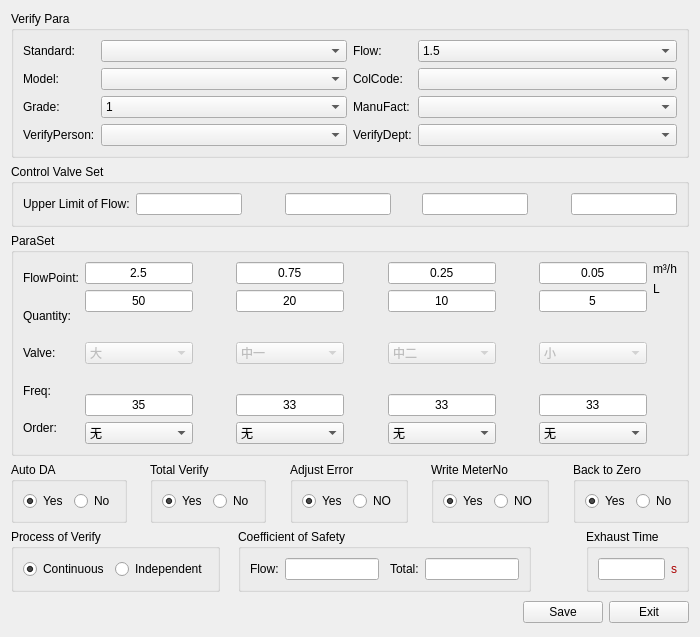
Old version of the form source/datatest/datatestdlg/ui/parasetdlg.ui in the repository flimmy78/qtverify.
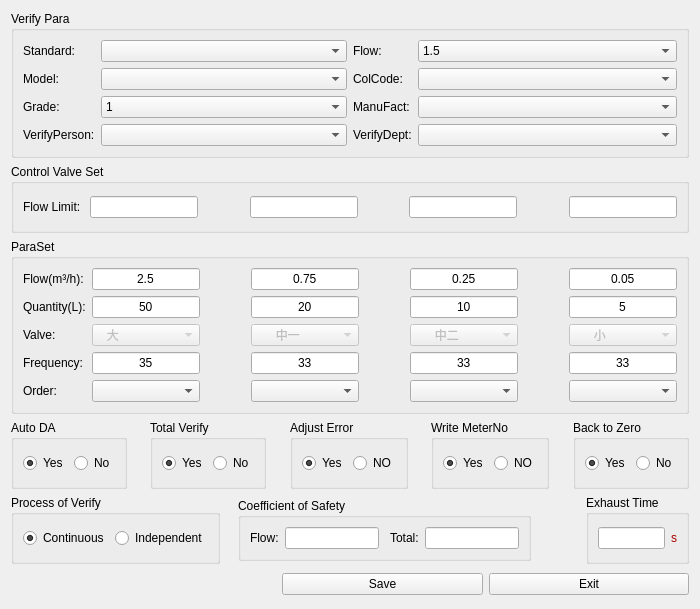
New version of the form. Icons and pictures are not drawn. Custom widgets are drawn as their Qt base class.

```diff
--- a/source/datatest/datatestdlg/ui/parasetdlg.ui
+++ b/source/datatest/datatestdlg/ui/parasetdlg.ui
@@ -7,14 +7,14 @@
     <x>0</x>
     <y>0</y>
     <width>700</width>
-    <height>637</height>
+    <height>609</height>
    </rect>
   </property>
   <property name="windowTitle">
    <string>ParaSet</string>
   </property>
   <layout class="QGridLayout" name="gridLayout_6">
-   <item row="0" column="0">
+   <item row="0" column="0" colspan="3">
     <widget class="QGroupBox" name="gBox_Head">
      <property name="title">
       <string>Verify Para</string>
@@ -191,25 +191,33 @@
      </layout>
     </widget>
    </item>
-   <item row="1" column="0">
+   <item row="1" column="0" colspan="3">
     <widget class="QGroupBox" name="gBox_UpperFlowLmt">
      <property name="title">
       <string>Control Valve Set</string>
      </property>
-     <layout class="QGridLayout" name="gridLayout_8">
+     <layout class="QGridLayout" name="gridLayout_7">
       <item row="0" column="0">
-       <layout class="QHBoxLayout" name="horizontalLayout_3">
-        <item>
          <widget class="QLabel" name="label_11">
           <property name="text">
-           <string>Upper Limit of Flow:</string>
+         <string>Flow Limit: </string>
           </property>
          </widget>
         </item>
-        <item>
-         <widget class="QLineEdit" name="lineEdit_Upper_1"/>
-        </item>
-        <item>
+      <item row="0" column="1">
+       <widget class="QLineEdit" name="lineEdit_Upper_1">
+        <property name="sizePolicy">
+         <sizepolicy hsizetype="Expanding" vsizetype="Fixed">
+          <horstretch>0</horstretch>
+          <verstretch>0</verstretch>
+         </sizepolicy>
+        </property>
+        <property name="alignment">
+         <set>Qt::AlignCenter</set>
+        </property>
+       </widget>
+      </item>
+      <item row="0" column="2">
          <spacer name="horizontalSpacer_3">
           <property name="orientation">
            <enum>Qt::Horizontal</enum>
@@ -222,8 +230,14 @@
           </property>
          </spacer>
         </item>
-        <item>
+      <item row="0" column="3">
          <widget class="QLineEdit" name="lineEdit_Upper_2">
+        <property name="sizePolicy">
+         <sizepolicy hsizetype="Expanding" vsizetype="Fixed">
+          <horstretch>0</horstretch>
+          <verstretch>0</verstretch>
+         </sizepolicy>
+        </property>
           <property name="palette">
            <palette>
             <active>
@@ -261,9 +275,12 @@
             </disabled>
            </palette>
           </property>
-         </widget>
-        </item>
-        <item>
+        <property name="alignment">
+         <set>Qt::AlignCenter</set>
+        </property>
+       </widget>
+      </item>
+      <item row="0" column="4">
          <spacer name="horizontalSpacer_4">
           <property name="orientation">
            <enum>Qt::Horizontal</enum>
@@ -276,10 +293,20 @@
           </property>
          </spacer>
         </item>
-        <item>
-         <widget class="QLineEdit" name="lineEdit_Upper_3"/>
-        </item>
-        <item>
+      <item row="0" column="5">
+       <widget class="QLineEdit" name="lineEdit_Upper_3">
+        <property name="sizePolicy">
+         <sizepolicy hsizetype="Expanding" vsizetype="Fixed">
+          <horstretch>0</horstretch>
+          <verstretch>0</verstretch>
+         </sizepolicy>
+        </property>
+        <property name="alignment">
+         <set>Qt::AlignCenter</set>
+        </property>
+       </widget>
+      </item>
+      <item row="0" column="6">
          <spacer name="horizontalSpacer_5">
           <property name="orientation">
            <enum>Qt::Horizontal</enum>
@@ -292,15 +319,23 @@
           </property>
          </spacer>
         </item>
-        <item>
-         <widget class="QLineEdit" name="lineEdit_Upper_4"/>
-        </item>
-       </layout>
-      </item>
-     </layout>
+      <item row="0" column="7">
+       <widget class="QLineEdit" name="lineEdit_Upper_4">
+        <property name="sizePolicy">
+         <sizepolicy hsizetype="Expanding" vsizetype="Fixed">
+          <horstretch>0</horstretch>
+          <verstretch>0</verstretch>
+         </sizepolicy>
+        </property>
+        <property name="alignment">
+         <set>Qt::AlignCenter</set>
+        </property>
+       </widget>
+      </item>
+     </layout>
     </widget>
    </item>
-   <item row="2" column="0">
+   <item row="2" column="0" colspan="3">
     <widget class="QGroupBox" name="gBox_FlowPnt">
      <property name="title">
       <string>ParaSet</string>
@@ -311,7 +346,7 @@
         <item row="0" column="0">
          <widget class="QLabel" name="label_12">
           <property name="text">
-           <string>FlowPoint:</string>
+           <string>Flow(m³/h):</string>
           </property>
          </widget>
         </item>
@@ -508,7 +543,7 @@
             </property>
             <item>
              <property name="text">
-              <string>大</string>
+              <string>   大</string>
              </property>
              <property name="icon">
               <iconset>
@@ -517,17 +552,17 @@
             </item>
             <item>
              <property name="text">
-              <string>中一</string>
+              <string>      中一</string>
              </property>
             </item>
             <item>
              <property name="text">
-              <string>中二</string>
+              <string>      中二</string>
              </property>
             </item>
             <item>
              <property name="text">
-              <string>小</string>
+              <string>      小</string>
              </property>
             </item>
            </widget>
@@ -581,7 +616,7 @@
             </property>
             <item>
              <property name="text">
-              <string>大</string>
+              <string>   大</string>
              </property>
              <property name="icon">
               <iconset>
@@ -590,17 +625,17 @@
             </item>
             <item>
              <property name="text">
-              <string>中一</string>
+              <string>      中一</string>
              </property>
             </item>
             <item>
              <property name="text">
-              <string>中二</string>
+              <string>      中二</string>
              </property>
             </item>
             <item>
              <property name="text">
-              <string>小</string>
+              <string>      小</string>
              </property>
             </item>
            </widget>
@@ -654,7 +689,7 @@
             </property>
             <item>
              <property name="text">
-              <string>大</string>
+              <string>   大</string>
              </property>
              <property name="icon">
               <iconset>
@@ -663,17 +698,17 @@
             </item>
             <item>
              <property name="text">
-              <string>中一</string>
+              <string>      中一</string>
              </property>
             </item>
             <item>
              <property name="text">
-              <string>中二</string>
+              <string>      中二</string>
              </property>
             </item>
             <item>
              <property name="text">
-              <string>小</string>
+              <string>      小</string>
              </property>
             </item>
            </widget>
@@ -727,7 +762,7 @@
             </property>
             <item>
              <property name="text">
-              <string>大</string>
+              <string>   大</string>
              </property>
              <property name="icon">
               <iconset>
@@ -736,17 +771,17 @@
             </item>
             <item>
              <property name="text">
-              <string>中一</string>
+              <string>      中一</string>
              </property>
             </item>
             <item>
              <property name="text">
-              <string>中二</string>
+              <string>      中二</string>
              </property>
             </item>
             <item>
              <property name="text">
-              <string>小</string>
+              <string>      小</string>
              </property>
             </item>
            </widget>
@@ -860,7 +895,7 @@
             </property>
             <item>
              <property name="text">
-              <string>无</string>
+              <string/>
              </property>
              <property name="icon">
               <iconset>
@@ -869,22 +904,22 @@
             </item>
             <item>
              <property name="text">
-              <string>      1</string>
+              <string>       1</string>
              </property>
             </item>
             <item>
              <property name="text">
-              <string>      2</string>
+              <string>       2</string>
              </property>
             </item>
             <item>
              <property name="text">
-              <string>      3</string>
+              <string>       3</string>
              </property>
             </item>
             <item>
              <property name="text">
-              <string>      4</string>
+              <string>       4</string>
              </property>
             </item>
            </widget>
@@ -915,7 +950,7 @@
             </property>
             <item>
              <property name="text">
-              <string>无</string>
+              <string/>
              </property>
              <property name="icon">
               <iconset>
@@ -924,22 +959,22 @@
             </item>
             <item>
              <property name="text">
-              <string>      1</string>
+              <string>       1</string>
              </property>
             </item>
             <item>
              <property name="text">
-              <string>      2</string>
+              <string>       2</string>
              </property>
             </item>
             <item>
              <property name="text">
-              <string>      3</string>
+              <string>       3</string>
              </property>
             </item>
             <item>
              <property name="text">
-              <string>      4</string>
+              <string>       4</string>
              </property>
             </item>
            </widget>
@@ -970,7 +1005,7 @@
             </property>
             <item>
              <property name="text">
-              <string>无</string>
+              <string/>
              </property>
              <property name="icon">
               <iconset>
@@ -979,22 +1014,22 @@
             </item>
             <item>
              <property name="text">
-              <string>      1</string>
+              <string>       1</string>
              </property>
             </item>
             <item>
              <property name="text">
-              <string>      2</string>
+              <string>       2</string>
              </property>
             </item>
             <item>
              <property name="text">
-              <string>      3</string>
+              <string>       3</string>
              </property>
             </item>
             <item>
              <property name="text">
-              <string>      4</string>
+              <string>       4</string>
              </property>
             </item>
            </widget>
@@ -1014,12 +1049,15 @@
           </item>
           <item row="5" column="6">
            <widget class="QComboBox" name="cBox_seq_4">
+            <property name="layoutDirection">
+             <enum>Qt::LeftToRight</enum>
+            </property>
             <property name="currentIndex">
              <number>0</number>
             </property>
             <item>
              <property name="text">
-              <string>无</string>
+              <string/>
              </property>
              <property name="icon">
               <iconset>
@@ -1028,22 +1066,22 @@
             </item>
             <item>
              <property name="text">
-              <string>      1</string>
+              <string>       1</string>
              </property>
             </item>
             <item>
              <property name="text">
-              <string>      2</string>
+              <string>       2</string>
              </property>
             </item>
             <item>
              <property name="text">
-              <string>      3</string>
+              <string>       3</string>
              </property>
             </item>
             <item>
              <property name="text">
-              <string>      4</string>
+              <string>       4</string>
              </property>
             </item>
            </widget>
@@ -1053,7 +1091,7 @@
         <item row="1" column="0">
          <widget class="QLabel" name="label_13">
           <property name="text">
-           <string>Quantity:</string>
+           <string>Quantity(L):</string>
           </property>
          </widget>
         </item>
@@ -1067,7 +1105,7 @@
         <item row="3" column="0">
          <widget class="QLabel" name="label_18">
           <property name="text">
-           <string>Freq:</string>
+           <string>Frequency:</string>
           </property>
          </widget>
         </item>
@@ -1080,41 +1118,10 @@
         </item>
        </layout>
       </item>
-      <item row="0" column="1">
-       <layout class="QGridLayout" name="gridLayout_12">
-        <item row="0" column="0">
-         <widget class="QLabel" name="label_16">
-          <property name="text">
-           <string>m³/h</string>
-          </property>
-         </widget>
-        </item>
-        <item row="1" column="0">
-         <widget class="QLabel" name="label_17">
-          <property name="text">
-           <string>L</string>
-          </property>
-         </widget>
-        </item>
-       </layout>
-      </item>
-      <item row="1" column="1">
-       <spacer name="verticalSpacer">
-        <property name="orientation">
-         <enum>Qt::Vertical</enum>
-        </property>
-        <property name="sizeHint" stdset="0">
-         <size>
-          <width>20</width>
-          <height>134</height>
-         </size>
-        </property>
-       </spacer>
-      </item>
-     </layout>
+     </layout>
     </widget>
    </item>
-   <item row="3" column="0">
+   <item row="3" column="0" colspan="3">
     <layout class="QHBoxLayout" name="horizontalLayout_5">
      <item>
       <widget class="Q3ButtonGroup" name="buttonGroup_2">
@@ -1312,7 +1319,7 @@
      </item>
     </layout>
    </item>
-   <item row="4" column="0">
+   <item row="4" column="0" colspan="3">
     <layout class="QHBoxLayout" name="horizontalLayout_4">
      <item>
       <widget class="Q3ButtonGroup" name="buttonGroup_6">
@@ -1376,7 +1383,11 @@
          </widget>
         </item>
         <item row="0" column="1">
-         <widget class="QLineEdit" name="lineEdit_sc_flow"/>
+         <widget class="QLineEdit" name="lineEdit_sc_flow">
+          <property name="alignment">
+           <set>Qt::AlignCenter</set>
+          </property>
+         </widget>
         </item>
         <item row="0" column="2">
          <spacer name="horizontalSpacer">
@@ -1399,7 +1410,11 @@
          </widget>
         </item>
         <item row="0" column="4">
-         <widget class="QLineEdit" name="lineEdit_sc_thermal"/>
+         <widget class="QLineEdit" name="lineEdit_sc_thermal">
+          <property name="alignment">
+           <set>Qt::AlignCenter</set>
+          </property>
+         </widget>
         </item>
        </layout>
       </widget>
@@ -1427,7 +1442,11 @@
        </property>
        <layout class="QGridLayout" name="gridLayout_11">
         <item row="0" column="1">
-         <widget class="QLineEdit" name="lineEdit_exTime"/>
+         <widget class="QLineEdit" name="lineEdit_exTime">
+          <property name="alignment">
+           <set>Qt::AlignCenter</set>
+          </property>
+         </widget>
         </item>
         <item row="0" column="2">
          <widget class="QLabel" name="label_19">
@@ -1479,24 +1498,22 @@
     </layout>
    </item>
    <item row="5" column="0">
-    <layout class="QHBoxLayout" name="horizontalLayout_2">
-     <item>
       <spacer name="horizontalSpacer_2">
        <property name="orientation">
         <enum>Qt::Horizontal</enum>
        </property>
        <property name="sizeType">
-        <enum>QSizePolicy::Expanding</enum>
+      <enum>QSizePolicy::Preferred</enum>
        </property>
        <property name="sizeHint" stdset="0">
         <size>
-         <width>13</width>
+       <width>279</width>
          <height>28</height>
         </size>
        </property>
       </spacer>
      </item>
-     <item>
+   <item row="5" column="1">
       <widget class="QPushButton" name="btnSave">
        <property name="sizePolicy">
         <sizepolicy hsizetype="Preferred" vsizetype="Fixed">
@@ -1509,7 +1526,7 @@
        </property>
       </widget>
      </item>
-     <item>
+   <item row="5" column="2">
       <widget class="QPushButton" name="btnExit">
        <property name="sizePolicy">
         <sizepolicy hsizetype="Preferred" vsizetype="Fixed">
@@ -1523,8 +1540,8 @@
       </widget>
      </item>
     </layout>
-   </item>
-  </layout>
+  <zorder>btnSave</zorder>
+  <zorder>btnExit</zorder>
   <zorder>gBox_UpperFlowLmt</zorder>
   <zorder>gBox_FlowPnt</zorder>
   <zorder>gBox_Head</zorder>
```
Lines whose indentation alone changed are shown as unchanged.
